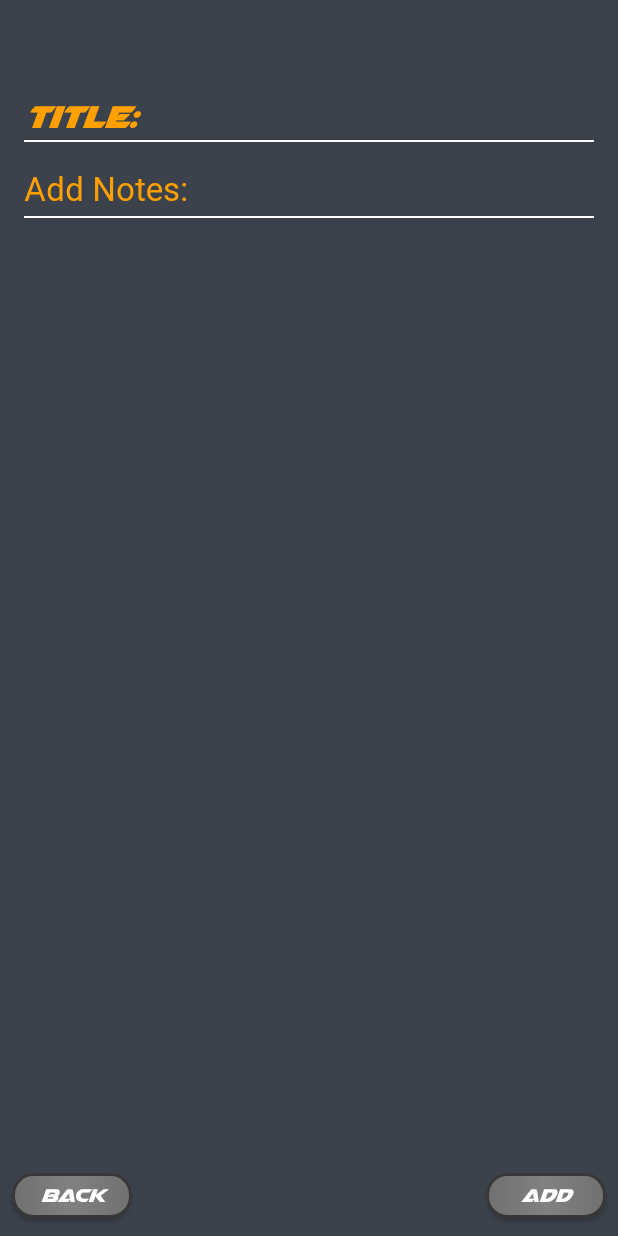
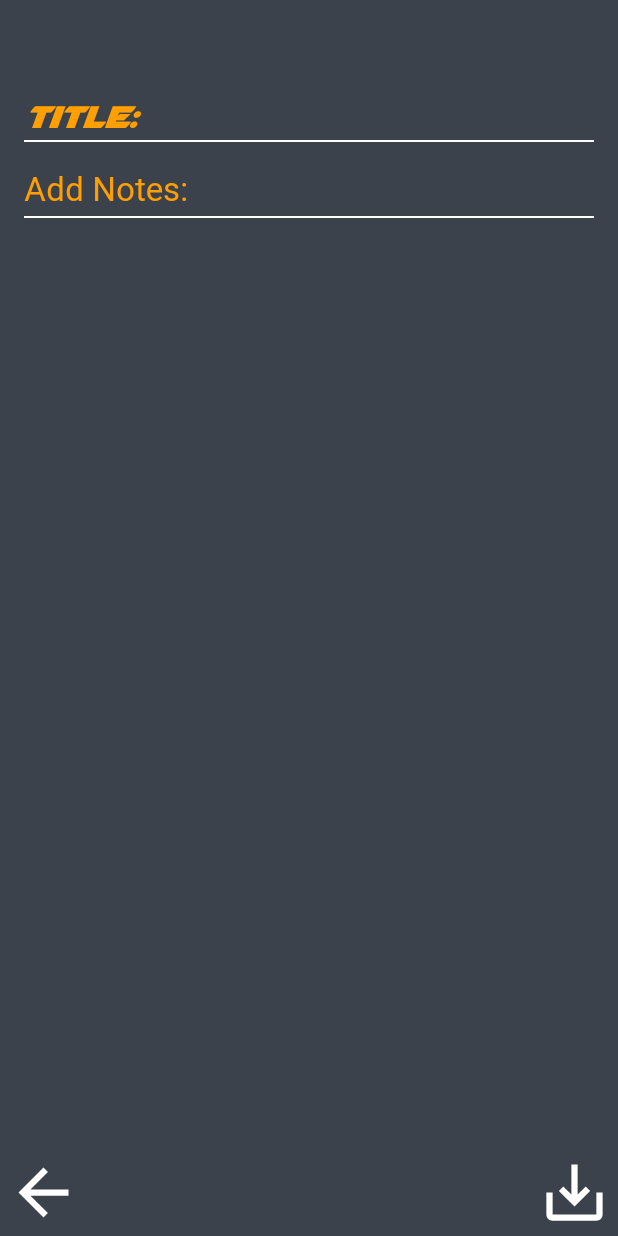
Before and after one commit to MateuszJendzul/CountYourBike, an Android app: the NotesTakerActivity screen opened directly, with no data from a screen before it, on a phone screen of 412 x 824 dp. Run offline under Robolectric (Android 15) with nearby library versions, the light colour scheme and no system bars; our stand-ins replace Room's generated code.

Commit message:
v0.4.1.2

```diff
--- a/app/src/main/AndroidManifest.xml
+++ b/app/src/main/AndroidManifest.xml
@@ -29,10 +29,6 @@
             android:label="BikeProfileSelect"
             android:theme="@style/Theme.CountYourBike.NoActionBar" />
         <activity
-            android:name=".App.Bike1"
-            android:label="Bike1"
-            android:theme="@style/Theme.CountYourBike.NoActionBar" />
-        <activity
             android:name=".App.Models.CreateNewBikeActivity"
             android:label="CreateNewBikeActivity"
             android:theme="@style/Theme.CountYourBike.NoActionBar" />
--- a/app/src/main/java/com/matis8571/countyourbike/App/Adapters/BikeViewHolder.java
+++ b/app/src/main/java/com/matis8571/countyourbike/App/Adapters/BikeViewHolder.java
@@ -1,7 +1,6 @@
 package com.matis8571.countyourbike.App.Adapters;
 
 import android.view.View;
-import android.widget.ImageView;
 import android.widget.TextView;
 
 import androidx.annotation.NonNull;
--- a/app/src/main/java/com/matis8571/countyourbike/App/Adapters/BikesListAdapter.java
+++ b/app/src/main/java/com/matis8571/countyourbike/App/Adapters/BikesListAdapter.java
@@ -1,6 +1,5 @@
 package com.matis8571.countyourbike.App.Adapters;
 
-import android.annotation.SuppressLint;
 import android.content.Context;
 import android.view.LayoutInflater;
 import android.view.View;
@@ -23,10 +22,13 @@ public class BikesListAdapter extends RecyclerView.Adapter<BikeViewHolder> {
     List<Bikes> list;
     BikesClickListener listener;
 
-    public BikesListAdapter(Context context, List<Bikes> list, BikesClickListener listener){
+    public BikesListAdapter(Context context, List<Bikes> list, BikesClickListener listener) {
         this.context = context;
         this.list = list;
         this.listener = listener;
+    }
+
+    public BikesListAdapter() {
     }
 
     @NonNull
--- a/app/src/main/res/drawable/light_ripple_circle_background.xml
+++ b/app/src/main/res/drawable/light_ripple_circle_background.xml
@@ -1,13 +1,13 @@
 <?xml version="1.0" encoding="utf-8"?>
 <selector xmlns:android="http://schemas.android.com/apk/res/android">
     <item android:state_pressed="false">
-        <shape android:shape="oval" />
         <color android:color="@color/transparent" />
     </item>
 
     <item android:state_pressed="true">
-        <shape android:shape="oval" >
-        <color android:color="#33FFFFFF" />
+        <shape android:shape="rectangle" >
+        <solid android:color="#33FFFFFF" />
+        <corners android:radius="50dp" />
         </shape>
     </item>
 </selector>
--- a/app/src/main/res/layout/create_new_bike_activity_layout.xml
+++ b/app/src/main/res/layout/create_new_bike_activity_layout.xml
@@ -469,7 +469,7 @@
 
         <androidx.constraintlayout.widget.ConstraintLayout
             android:layout_width="match_parent"
-            android:layout_height="120dp">
+            android:layout_height="140dp">
 
             <androidx.appcompat.widget.AppCompatButton
                 android:id="@+id/create_new_bike_back_button_ID"
@@ -478,7 +478,6 @@
                 android:layout_marginStart="4dp"
                 android:layout_marginBottom="4dp"
                 android:background="@drawable/light_ripple_circle_background"
-                android:fontFamily="@font/airstrike"
                 android:foreground="@drawable/ic_arrow_back"
                 app:layout_constraintBottom_toBottomOf="parent"
                 app:layout_constraintEnd_toEndOf="parent"
@@ -563,7 +562,6 @@
                 android:layout_marginEnd="4dp"
                 android:layout_marginBottom="4dp"
                 android:background="@drawable/light_ripple_circle_background"
-                android:fontFamily="@font/airstrike"
                 android:foreground="@drawable/ic_save"
                 app:layout_constraintBottom_toBottomOf="parent"
                 app:layout_constraintEnd_toEndOf="parent"
--- a/app/src/main/res/layout/notes_taker_activity_layout.xml
+++ b/app/src/main/res/layout/notes_taker_activity_layout.xml
@@ -63,43 +63,34 @@
 
         <androidx.appcompat.widget.AppCompatButton
             android:id="@+id/notes_taker_add_button_ID"
-            android:layout_width="80dp"
-            android:layout_height="30dp"
-            android:layout_marginEnd="8dp"
-            android:layout_marginBottom="12dp"
-            android:background="@drawable/button_background"
-            android:fontFamily="@font/airstrike"
-            android:foreground="@drawable/button_foreground"
-            android:gravity="center"
-            android:paddingHorizontal="4sp"
-            android:text="add"
-            android:textColor="@color/white"
-            android:textSize="16sp"
+            android:layout_width="50dp"
+            android:layout_height="50dp"
+            android:layout_marginEnd="4dp"
+            android:layout_marginBottom="4dp"
+            android:background="@drawable/light_ripple_circle_background"
+            android:foreground="@drawable/ic_save"
             app:layout_constraintBottom_toBottomOf="parent"
             app:layout_constraintEnd_toEndOf="parent"
             app:layout_constraintHorizontal_bias="1.0"
             app:layout_constraintStart_toStartOf="parent"
             app:layout_constraintTop_toTopOf="parent"
-            app:layout_constraintVertical_bias="1.0"
-            tools:ignore="HardcodedText" />
+            app:layout_constraintVertical_bias="1.0" />
 
         <androidx.appcompat.widget.AppCompatButton
             android:id="@+id/notes_taker_back_button_ID"
-            android:layout_width="80dp"
-            android:layout_height="30dp"
-            android:layout_marginStart="8dp"
-            android:layout_marginBottom="12dp"
-            android:background="@drawable/button_background"
-            android:fontFamily="@font/airstrike"
-            android:foreground="@drawable/button_foreground"
-            android:gravity="center"
-            android:paddingHorizontal="4sp"
-            android:text="back"
-            android:textColor="@color/white"
-            android:textSize="16sp"
+            android:layout_width="50dp"
+            android:layout_height="50dp"
+            android:layout_marginStart="4dp"
+            android:layout_marginBottom="4dp"
+            android:background="@drawable/light_ripple_circle_background"
+            android:foreground="@drawable/ic_arrow_back"
             app:layout_constraintBottom_toBottomOf="parent"
+            app:layout_constraintEnd_toEndOf="parent"
+            app:layout_constraintHorizontal_bias="0.0"
             app:layout_constraintStart_toStartOf="parent"
-            tools:ignore="HardcodedText" />
+            app:layout_constraintTop_toTopOf="parent"
+            app:layout_constraintVertical_bias="1.0" />
+
 
     </androidx.constraintlayout.widget.ConstraintLayout>
 </LinearLayout>
```
Also changed, not shown: app/src/main/java/com/matis8571/countyourbike/App/Models/CreateNewBikeActivity.java (+7 -0 lines), app/src/main/java/com/matis8571/countyourbike/Notepad/MainActivityNotepad.java (+1 -11 lines), app/src/main/res/layout/bike_profile_select_layout.xml (+12 -24 lines), app/src/main/res/layout/main_activity_layout.xml (+8 -11 lines), app/src/main/res/layout/main_activity_noptepad_layout.xml (+13 -45 lines).
